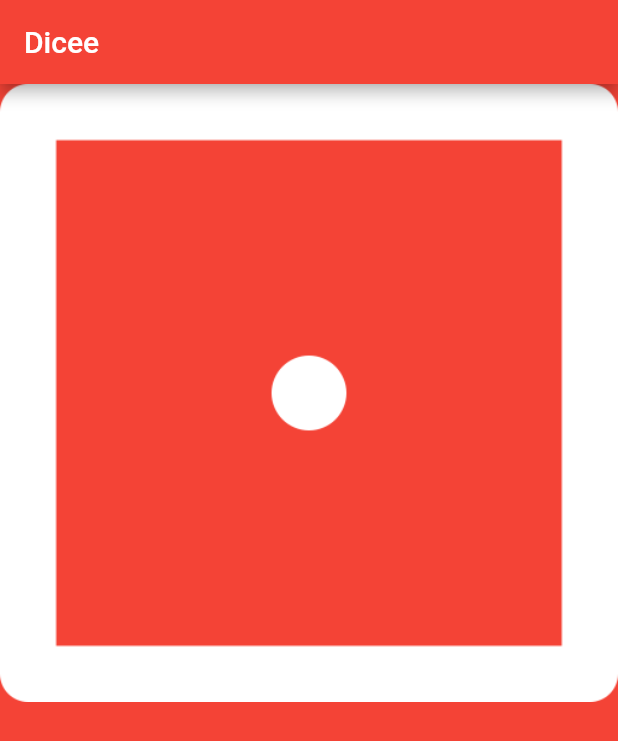
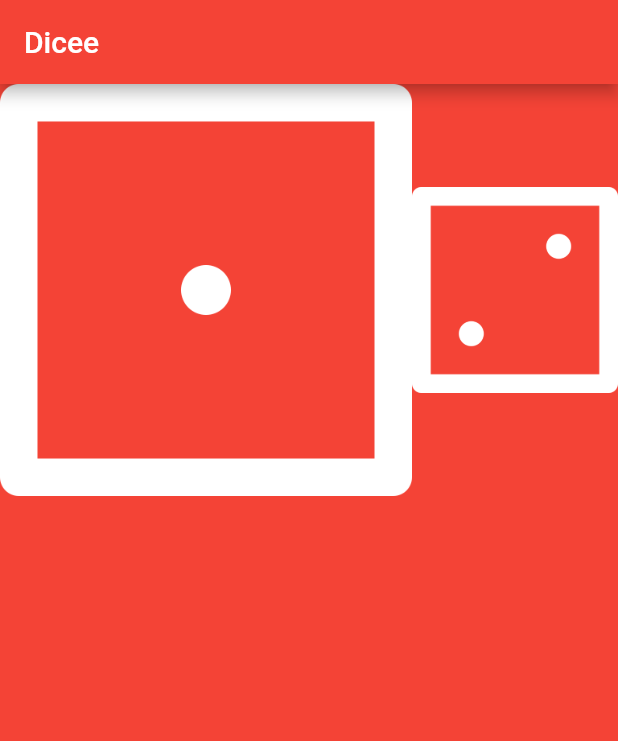
Before and after one commit to killerwilmer/appbrewery_flutter, a Flutter app: the screen it shows after launch, on a phone screen of 412 x 824 dp. Shown: the top 741 px of the screen. Run offline on Flutter 3.47's test engine with Material 2 defaults, Android fonts, the phone set to English and light mode, and no system bars.

Commit message:
Add another Expanded with property flex
Property flex distributes the space depending the number

```diff
--- a/dicee-flutter/lib/main.dart
+++ b/dicee-flutter/lib/main.dart
@@ -21,8 +21,15 @@ class DicePage extends StatelessWidget {
     return Row(
       children: <Widget>[
         Expanded(
+          flex: 2,
           child: Image(
             image: AssetImage('images/dice1.png'),
+          ),
+        ),
+        Expanded(
+          flex: 1,
+          child: Image(
+            image: AssetImage('images/dice2.png'),
           ),
         ),
       ],
```
